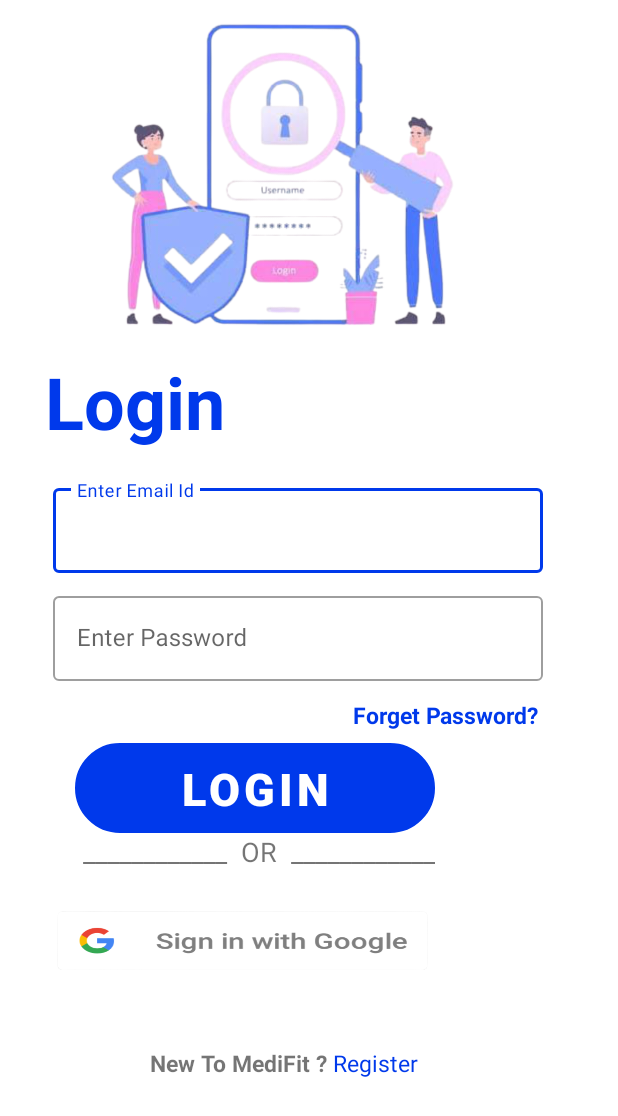
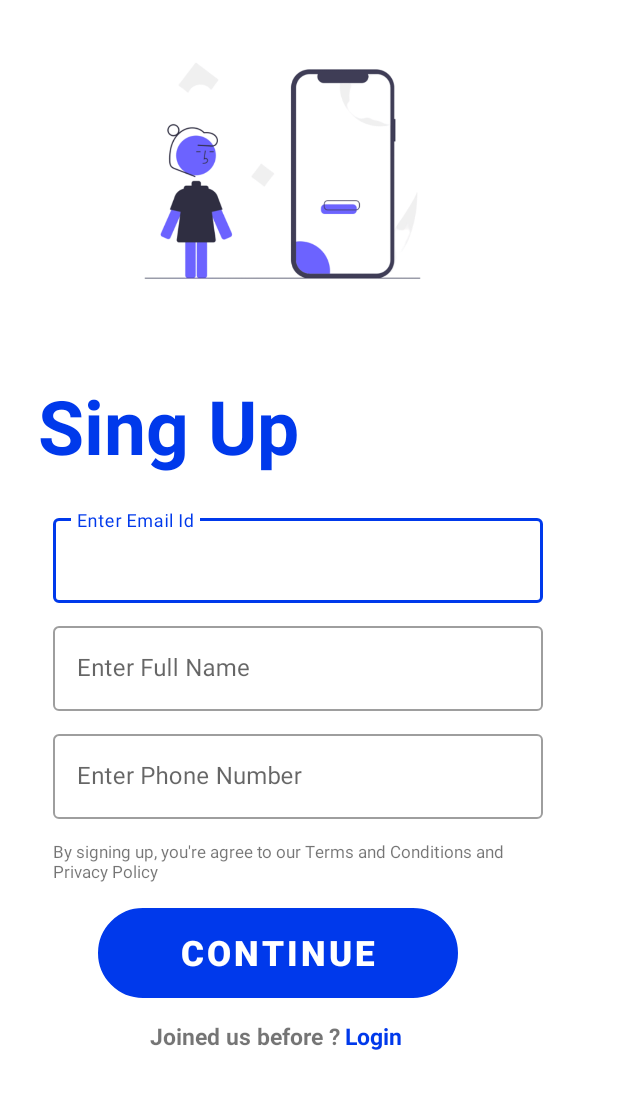
Before and after one commit to Dibendu-G/MediFit, an Android app: the screen it shows after launch (MainActivity before the commit, SingUp after it), on a phone screen of 412 x 824 dp. Shown: the top 1116 px of the screen. Run offline under Robolectric (Android 15) with nearby library versions, the phone set to English and light mode, and no system bars.

Commit message:
SingUp page

```diff
--- /dev/null
+++ b/app/src/main/java/com/example/medifit/SingUp.java
@@ -0,0 +1,14 @@
+package com.example.medifit;
+
+import androidx.appcompat.app.AppCompatActivity;
+
+import android.os.Bundle;
+
+public class SingUp extends AppCompatActivity {
+
+    @Override
+    protected void onCreate(Bundle savedInstanceState) {
+        super.onCreate(savedInstanceState);
+        setContentView(R.layout.activity_sing_up);
+    }
+}
--- a/app/src/main/res/layout/activity_main.xml
+++ b/app/src/main/res/layout/activity_main.xml
@@ -9,8 +9,9 @@
 
 
     <ImageView
-        android:layout_width="380dp"
-        android:layout_height="235dp"
+        android:layout_width="230dp"
+        android:layout_height="225dp"
+        android:layout_gravity="center"
         android:src="@drawable/lg">
 
     </ImageView>
@@ -22,7 +23,9 @@
         android:text="Login"
         android:textColor="#0039EB"
         android:textSize="48dp"
-        android:textStyle="bold"></TextView>
+        android:textStyle="bold">
+
+    </TextView>
 
     <LinearLayout
         android:layout_width="match_parent"
@@ -69,7 +72,7 @@
         android:id="@+id/forgetpassword"
         android:layout_width="wrap_content"
         android:layout_height="wrap_content"
-        android:layout_marginLeft="235dp"
+        android:layout_marginLeft="230dp"
         android:layout_marginBottom="8dp"
         android:layout_marginTop="10dp"
         android:text="Forget Password?"
@@ -88,7 +91,7 @@
         android:background="@drawable/shape"
         android:shadowColor="@color/blue"
         android:text="Login"
-        android:textSize="30dp"
+        android:textSize="23dp"
         android:textColor="@color/white"
         android:textStyle="bold">
 
@@ -98,8 +101,9 @@
         android:layout_width="wrap_content"
         android:layout_height="wrap_content"
         android:layout_marginLeft="55dp"
+        android:layout_marginTop="5dp"
+        android:layout_marginBottom="5dp"
         android:text="____________  OR  ____________"
-
         android:textSize="18dp"></TextView>
 
 <!--    <Button-->
@@ -117,17 +121,19 @@
 
     <ImageView
         android:id="@+id/btgoogle"
-        android:layout_width="326dp"
-        android:layout_height="98dp"
-        android:layout_gravity="left"
-        android:background="@drawable/google">
+        android:layout_width="240dp"
+        android:layout_height="40dp"
+        android:layout_marginLeft="50dp"
+        android:layout_marginTop="10dp"
+        android:background="@drawable/singinwithgoogle">
 
     </ImageView>
 
 
     <LinearLayout
-        android:layout_width="303dp"
+        android:layout_width="wrap_content"
         android:layout_height="wrap_content"
+        android:layout_marginTop="10dp"
         android:orientation="horizontal">
 
         <TextView
@@ -136,7 +142,7 @@
             android:layout_marginLeft="100dp"
             android:layout_marginTop="20dp"
             android:textStyle="bold"
-            android:text="New To MediFit ?"
+            android:text="New To MediFit?"
             android:textSize="15dp">
 
         </TextView>
--- /dev/null
+++ b/app/src/main/res/layout/activity_sing_up.xml
@@ -0,0 +1,144 @@
+<?xml version="1.0" encoding="utf-8"?>
+<RelativeLayout xmlns:android="http://schemas.android.com/apk/res/android"
+    xmlns:app="http://schemas.android.com/apk/res-auto"
+    xmlns:tools="http://schemas.android.com/tools"
+    android:layout_width="match_parent"
+    android:layout_height="match_parent"
+    android:layout_gravity="center"
+    tools:context=".SingUp">
+
+    <ImageView
+        android:layout_width="246dp"
+        android:layout_height="227dp"
+        android:layout_marginLeft="65dp"
+        android:src="@drawable/singupimage">
+
+    </ImageView>
+
+    <TextView
+        android:layout_width="wrap_content"
+        android:layout_height="wrap_content"
+        android:layout_marginTop="250dp"
+        android:paddingLeft="25dp"
+        android:text="Sing Up"
+        android:textStyle="bold"
+        android:textColor="@color/blue"
+        android:textSize="50dp">
+
+    </TextView>
+
+    <LinearLayout
+        android:layout_width="match_parent"
+        android:layout_height="wrap_content"
+        android:layout_marginTop="20dp"
+        android:layout_marginBottom="2dp"
+        android:gravity="center"
+        android:orientation="vertical">
+
+        <com.google.android.material.textfield.TextInputLayout
+            android:id="@+id/singupemail"
+            style="@style/Widget.MaterialComponents.TextInputLayout.OutlinedBox"
+            android:layout_width="match_parent"
+            android:layout_height="wrap_content"
+            android:layout_marginTop="320dp"
+            android:hint="Enter Email Id"
+            android:paddingLeft="35dp"
+            android:paddingRight="50dp">
+
+            <com.google.android.material.textfield.TextInputEditText
+                android:layout_width="match_parent"
+                android:layout_height="wrap_content"
+                android:inputType="textEmailAddress">
+
+            </com.google.android.material.textfield.TextInputEditText>
+        </com.google.android.material.textfield.TextInputLayout>
+
+        <com.google.android.material.textfield.TextInputLayout
+            android:id="@+id/fullname"
+            style="@style/Widget.MaterialComponents.TextInputLayout.OutlinedBox"
+            android:layout_width="match_parent"
+            android:layout_height="wrap_content"
+            android:layout_marginTop="10dp"
+            android:hint="Enter Full Name"
+            android:paddingLeft="35dp"
+            android:paddingRight="50dp">
+
+            <com.google.android.material.textfield.TextInputEditText
+                android:layout_width="match_parent"
+                android:layout_height="wrap_content"
+                android:inputType="text">
+
+            </com.google.android.material.textfield.TextInputEditText>
+        </com.google.android.material.textfield.TextInputLayout>
+
+        <com.google.android.material.textfield.TextInputLayout
+            android:id="@+id/phonenumber"
+            style="@style/Widget.MaterialComponents.TextInputLayout.OutlinedBox"
+            android:layout_width="match_parent"
+            android:layout_height="wrap_content"
+            android:layout_marginTop="10dp"
+            android:hint="Enter Phone Number"
+            android:paddingLeft="35dp"
+            android:paddingRight="50dp">
+
+            <com.google.android.material.textfield.TextInputEditText
+                android:layout_width="match_parent"
+                android:layout_height="wrap_content"
+                android:inputType="number">
+
+            </com.google.android.material.textfield.TextInputEditText>
+        </com.google.android.material.textfield.TextInputLayout>
+    </LinearLayout>
+
+    <TextView
+        android:layout_width="314dp"
+        android:layout_height="wrap_content"
+        android:layout_marginLeft="35dp"
+        android:layout_marginTop="560dp"
+        android:layout_marginBottom="50dp"
+        android:text="By signing up, you're agree to our Terms and Conditions and Privacy Policy"
+        android:textSize="11dp">
+
+    </TextView>
+
+    <Button
+        android:id="@+id/btlogin"
+        android:layout_width="240dp"
+        android:layout_height="60dp"
+        android:layout_marginLeft="65dp"
+        android:layout_marginTop="605dp"
+        android:background="@drawable/shape"
+        android:shadowColor="@color/blue"
+        android:text="Continue"
+        android:textColor="@color/white"
+        android:textSize="23dp"
+        android:textStyle="bold">
+
+    </Button>
+
+    <TextView
+        android:layout_width="wrap_content"
+        android:layout_height="wrap_content"
+        android:layout_marginLeft="100dp"
+        android:layout_marginTop="680dp"
+        android:text="Joined us before ?"
+        android:textSize="15dp"
+        android:textStyle="bold">
+
+    </TextView>
+
+    <TextView
+        android:id="@+id/newregister"
+        android:layout_width="wrap_content"
+        android:layout_height="wrap_content"
+        android:layout_marginLeft="226dp"
+        android:layout_marginTop="680dp"
+        android:text=" Login"
+        android:textColor="@color/blue"
+        android:textSize="15dp"
+        android:textStyle="bold">
+
+    </TextView>
+
+
+</RelativeLayout>
--- a/app/src/main/res/values/strings.xml
+++ b/app/src/main/res/values/strings.xml
@@ -1,6 +1,6 @@
 <resources>
     <string name="app_name">Medifit</string>
-    <string name="we_will_send_you_an_one_time_otp_on_this_given_mobile_number">We will send you an one time otp on this given mobile number</string>
+    <string name="we_will_send_you_an_one_time_password_on_this_given_mobile_number">We will send you an one time password on this given mobile number</string>
     <string name="enter_mobile_number">Enter Mobile number</string>
     <string name="otp_verfication">OTP Verfication</string>
 </resources>
--- a/app/src/main/res/values/themes.xml
+++ b/app/src/main/res/values/themes.xml
@@ -10,8 +10,8 @@
         <item name="colorSecondaryVariant">@color/teal_700</item>
         <item name="colorOnSecondary">@color/black</item>
         <!-- Status bar color. -->
-        <item name="android:statusBarColor" tools:targetApi="l">?attr/colorPrimaryVariant</item>
-        <item name="android:navigationBarColor">?attr/colorPrimaryVariant</item>
+        <item name="android:statusBarColor" tools:targetApi="l">@color/blue</item>
+        <item name="android:navigationBarColor">@color/blue</item>
         <!-- Customize your theme here. -->
 <!--        background -->
 <!--        <item name="android:background">#21FFC107</item>-->
```
Also changed, not shown: app/src/main/AndroidManifest.xml (+11 -5 lines), app/src/main/res/layout/activity_entermobilenumberone.xml (+15 -14 lines), app/src/main/res/layout/activity_second_acrivity.xml (+22 -17 lines), app/src/main/res/layout/activity_verifyenterotptwo.xml (+11 -10 lines), app/src/main/res/drawable-v24/googlelogo.png (deleted), app/src/main/res/drawable-v24/reciveed.png (deleted), app/src/main/res/drawable-v24/sendmail.png (deleted), app/src/main/res/drawable-v24/singinwithgoogle.png (added), app/src/main/res/drawable-v24/singupimage.png (added), app/src/main/res/drawable/hk.jpg (deleted).
